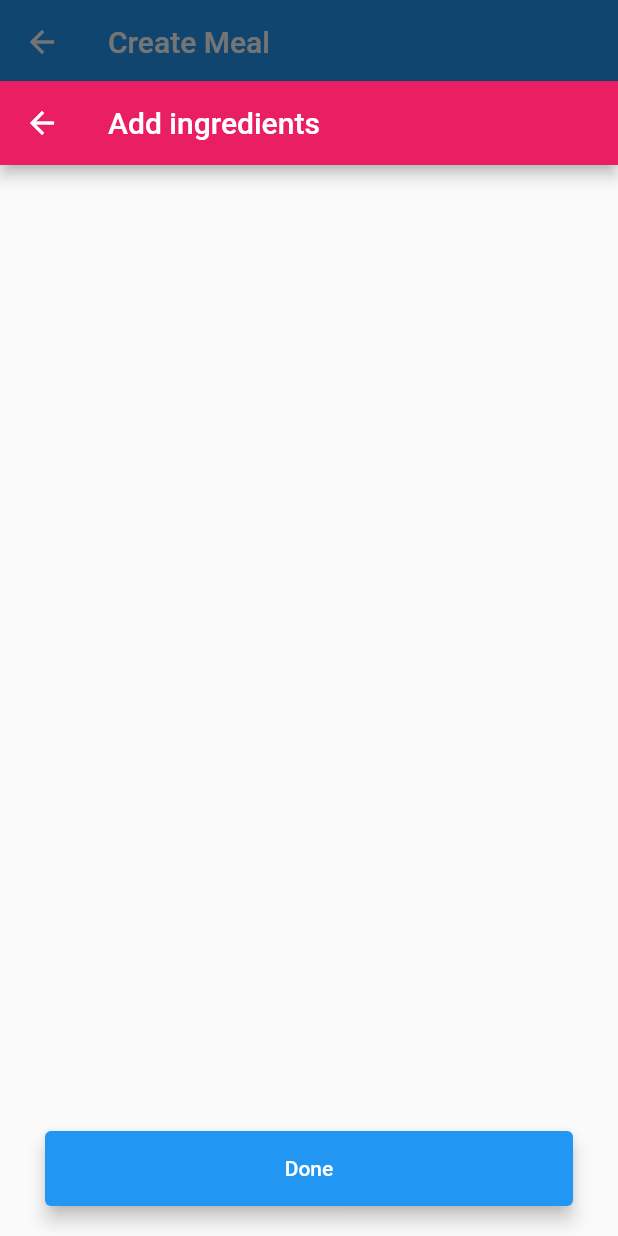
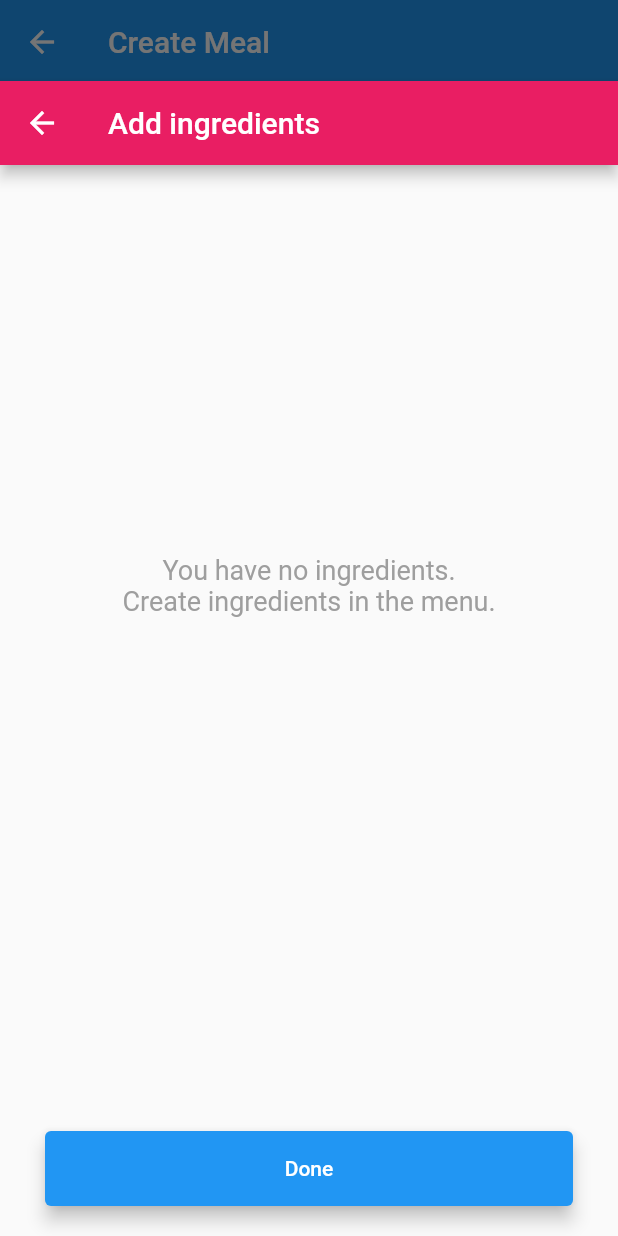
Before and after one commit to jaco2716/ProfitCalculator, a Flutter app: the CreateMeal screen opened directly, after a tap on "Add Ingredients", on a phone screen of 412 x 824 dp. Run offline on Flutter 3.47's test engine with Material 2 defaults, Android fonts, the phone set to English and light mode, and no system bars; our stand-ins replace fl_chart, flutter_colorpicker, percent_indicator.

Commit message:
bug fixes when - pop push / create meal

```diff
--- a/lib/CreateMeal.dart
+++ b/lib/CreateMeal.dart
@@ -1,6 +1,4 @@
 import 'dart:convert';
-import 'dart:io';
-
 import 'package:flutter/material.dart';
 import 'package:flutter/services.dart';
 import 'package:profit_calculator/FileManagement.dart';
@@ -39,8 +37,11 @@ class _CreateMealState extends State<CreateMeal> {
 //Get all ingredients from firestore
   getIngredientsFromFile() async {
     String fileContent = await fileManagement.readFile(ingredientJsonFile);
+    List<Ingredient> tempIngredients = List<Ingredient>();
 
-    ingredients = objManager.jsonToListIngredient(fileContent);
+    tempIngredients = objManager.jsonToListIngredient(fileContent);
+    ingredients =
+        tempIngredients.where((element) => element.archived == false).toList();
   }
 
 //Check if meal is being edited and insert object.
@@ -240,7 +241,16 @@ class _CreateMealState extends State<CreateMeal> {
                 ),
                 Container(
                   height: (MediaQuery.of(context).size.height - 200),
-                  child: ListView.builder(
+                  child: ingredients.length == 0
+                      ? Center(
+                          child: Text(
+                              'You have no ingredients.\nCreate ingredients in the menu.\n\n\n',
+                              textAlign: TextAlign.center,
+                              style: TextStyle(
+                                fontSize: 18,
+                                color: Colors.grey,
+                              )))
+                      : ListView.builder(
                           itemCount: ingredients.length,
                           itemBuilder: (BuildContext context, int index) {
                             return addIngredientListTile(
@@ -273,6 +283,12 @@ class _CreateMealState extends State<CreateMeal> {
 // Create final meal object and save it
   _saveMeal(bool dublicate) async {
     if (_formKey.currentState.validate()) {
+      if (_selectedIngredients.length == 0) {
+        ScaffoldMessenger.of(context).showSnackBar(SnackBar(
+          content: Text('No ingredients added.'),
+        ));
+        return;
+      }
       int nullIndex = _selectedIngredients
           .indexWhere((ingredient) => ingredient.amountInGrams == null);
 
@@ -302,17 +318,13 @@ class _CreateMealState extends State<CreateMeal> {
         } else
           newID = DateTime.now().millisecondsSinceEpoch;
 
-        // print(newID);
         Meal newMeal =
             Meal(newID, _name, _finalSalePrice, _selectedIngredients);
+        // print('${newMeal.id}, ${newMeal.ingredients}, ${newMeal.name}, ${newMeal.salePrice},');
 
         bool saveSucess = false;
 
-
-
         saveSucess = await _saveMealToFile(newMeal);
-
-
 
         if (saveSucess) {
           ScaffoldMessenger.of(context).showSnackBar(SnackBar(
@@ -342,25 +354,23 @@ class _CreateMealState extends State<CreateMeal> {
           content: Text('Please fill out all ingredients.'),
         ));
       }
-      print(nullIndex.toString());
     }
   }
 
 // Save object to json File
   Future<bool> _saveMealToFile(Meal newMeal) async {
-    try{
+    try {
       String fileContent = await fileManagement.readFile(mealJsonFile);
       List<Meal> allMealsFromFile = objManager.jsonToListMeal(fileContent);
       if (widget.editMode ?? false) {
-        int editIndex = allMealsFromFile
-            .indexWhere((element) => element.id == newMeal.id);
+        int editIndex =
+            allMealsFromFile.indexWhere((element) => element.id == newMeal.id);
         allMealsFromFile[editIndex] = newMeal;
       } else {
         allMealsFromFile.add(newMeal);
       }
-      fileManagement.writeFile(
-          mealJsonFile, jsonEncode(allMealsFromFile));
-    }catch(error){
+      fileManagement.writeFile(mealJsonFile, jsonEncode(allMealsFromFile));
+    } catch (error) {
       print('Error saving meal: $error');
       return false;
     }
--- a/lib/ObjectManager.dart
+++ b/lib/ObjectManager.dart
@@ -4,17 +4,23 @@ import 'Model/Meal.dart';
 
 class ObjectManager {
   List<Meal> jsonToListMeal(String mealJsonSnapshot) {
-    Iterable tempMealIterable = json.decode(mealJsonSnapshot);
     List<Meal> meals = List<Meal>();
-    meals = tempMealIterable?.map((e) => Meal.fromJson(e))?.toList();
+    Iterable tempMealIterable;
+    if (mealJsonSnapshot.length != 0) {
+      tempMealIterable = json.decode(mealJsonSnapshot);
+      meals = tempMealIterable?.map((e) => Meal.fromJson(e))?.toList();
+    }
     return meals;
   }
 
   List<Ingredient> jsonToListIngredient(String ingredientJsonSnapshot) {
-    Iterable tempIngredientIterable = json.decode(ingredientJsonSnapshot);
     List<Ingredient> ingredients = List<Ingredient>();
-    ingredients = tempIngredientIterable?.map((e) => Ingredient.fromJson(e))?.toList();
+    Iterable tempIngredientIterable;
+    if (ingredientJsonSnapshot.length != 0) {
+      tempIngredientIterable = json.decode(ingredientJsonSnapshot);
+      ingredients =
+          tempIngredientIterable?.map((e) => Ingredient.fromJson(e))?.toList();
+    }
     return ingredients;
   }
-
 }
```
Also changed, not shown: lib/CreateIngredient.dart (+15 -6 lines). Lines whose indentation alone changed are shown as unchanged.
